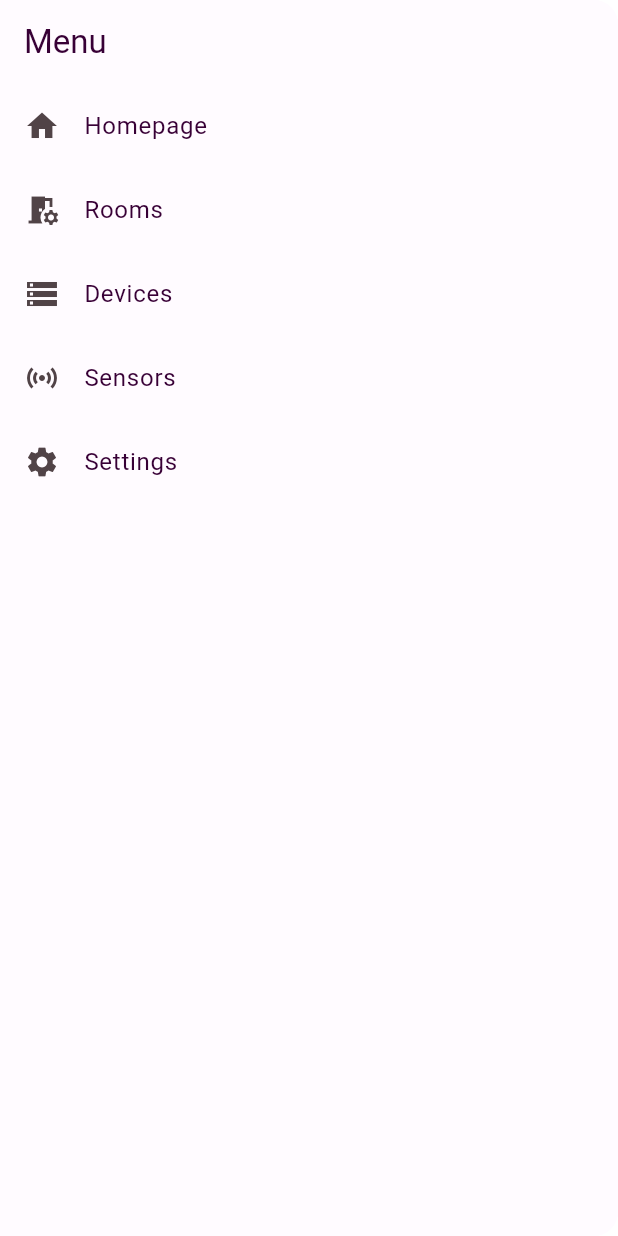
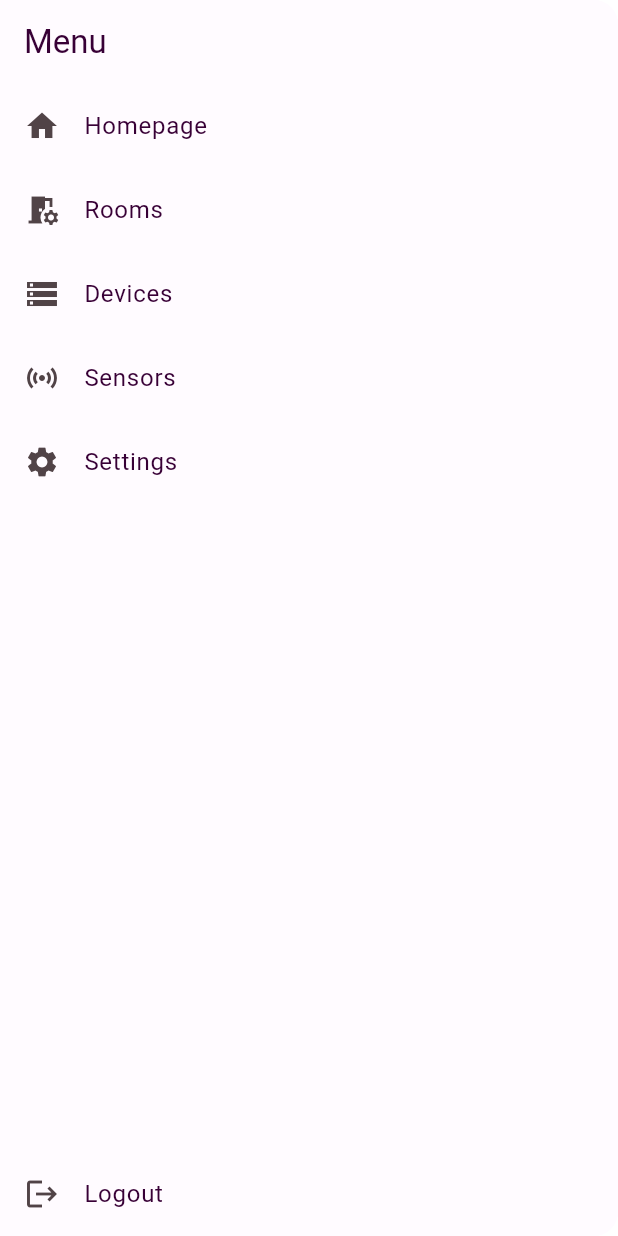
Before and after one commit to PLPOLAND/flutter_smarthome, a Flutter app: the MainDrawer screen opened directly, on a phone screen of 412 x 824 dp. Run offline on Flutter 3.47's test engine with Material 2 defaults, Android fonts, the phone set to English and light mode, and no system bars; drawn by our look-alikes of dynamic_color; our stand-ins replace bloc, dio, equatable, flutter_bloc, flutter_speed_dial, shared_preferences; accounts and stored records are empty.

Commit message:
logout possition in menu

```diff
--- a/lib/widgets/main_drawer.dart
+++ b/lib/widgets/main_drawer.dart
@@ -1,5 +1,8 @@
 import 'package:flutter/material.dart';
 import 'package:flutter_smarthome/screens/rooms_page.dart';
+import 'package:provider/provider.dart';
+
+import '../models/bloc/auth/auth_bloc.dart';
 
 class MainDrawer extends StatelessWidget {
   const MainDrawer({super.key});
@@ -13,6 +16,9 @@ class MainDrawer extends StatelessWidget {
         title: const Text('Menu'),
       ),
       body: Column(
+        mainAxisAlignment: MainAxisAlignment.spaceBetween,
+        children: [
+          Column(
             children: [
               ListTile(
                 leading: const Icon(Icons.home),
@@ -22,18 +28,20 @@ class MainDrawer extends StatelessWidget {
               ListTile(
                 leading: const Icon(Icons.room_preferences),
                 title: const Text('Rooms'),
-            onTap: () =>
-                Navigator.of(context).pushReplacementNamed(RoomsPage.routeName),
+                onTap: () => Navigator.of(context)
+                    .pushReplacementNamed(RoomsPage.routeName),
               ),
               ListTile(
                 leading: const Icon(Icons.storage),
                 title: const Text('Devices'),
-            onTap: () => Navigator.of(context).pushReplacementNamed('/devices'),
+                onTap: () =>
+                    Navigator.of(context).pushReplacementNamed('/devices'),
               ),
               ListTile(
                 leading: const Icon(Icons.sensors),
                 title: const Text('Sensors'),
-            onTap: () => Navigator.of(context).pushReplacementNamed('/sensors'),
+                onTap: () =>
+                    Navigator.of(context).pushReplacementNamed('/sensors'),
               ),
               ListTile(
                 leading: const Icon(Icons.settings),
@@ -43,6 +51,16 @@ class MainDrawer extends StatelessWidget {
               ),
             ],
           ),
+          ListTile(
+            leading: const Icon(Icons.logout),
+            title: const Text('Logout'),
+            onTap: () {
+              context.read<AuthBloc>().add(LogOut());
+              Navigator.of(context).pushReplacementNamed('/');
+            },
+          ),
+        ],
+      ),
     ));
   }
 }
```
Lines whose indentation alone changed are shown as unchanged.
